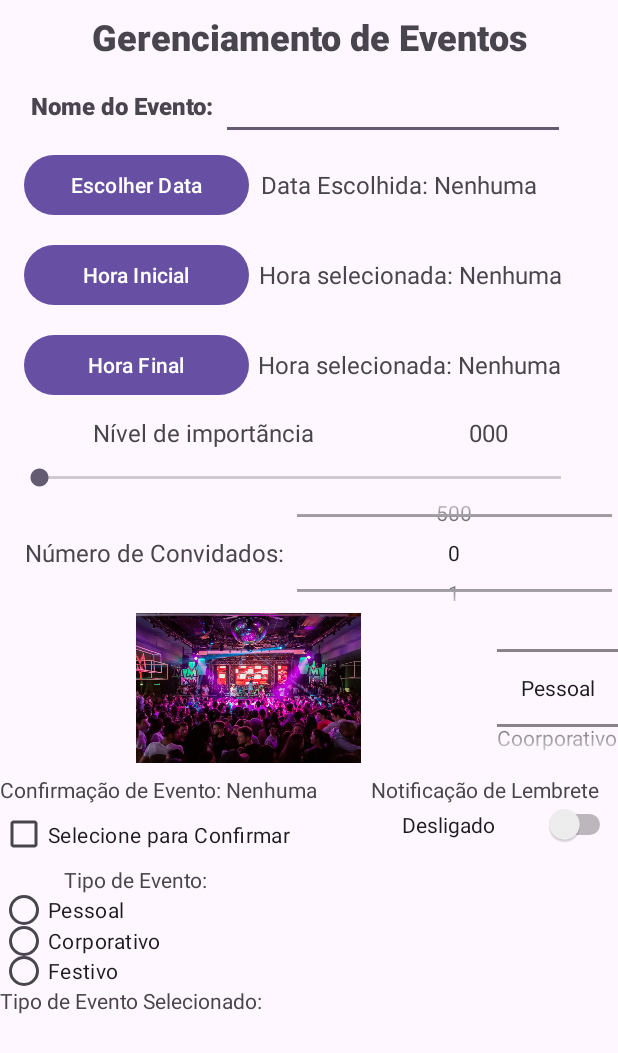
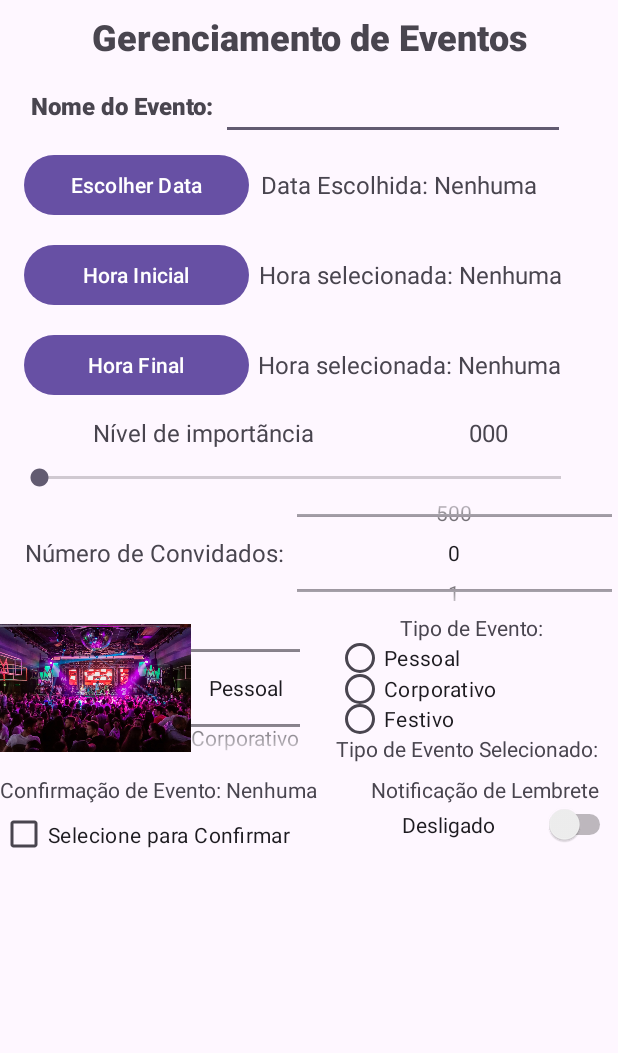
Before and after one commit to BRADDTELES/appEventos, an Android app: the screen it shows after launch (MainActivity), on a phone screen of 412 x 824 dp. Shown: the top 1053 px of the screen. Run offline under Robolectric (Android 15) with nearby library versions, the phone set to English and light mode, and no system bars.

Commit message:
Ajustando o Layout do ImageView com o RadioButton

```diff
--- a/app/src/main/java/com/example/appeventos/MainActivity.java
+++ b/app/src/main/java/com/example/appeventos/MainActivity.java
@@ -111,7 +111,7 @@ public class MainActivity extends AppCompatActivity {
         eventoNumberPicker = findViewById(R.id.eventoNumberPicker);
 
         eventos[0] = "Pessoal";
-        eventos[1] = "Coorporativo";
+        eventos[1] = "Corporativo";
         eventos[2] = "Festivo";
 
         eventoNumberPicker.setDisplayedValues(eventos);
@@ -127,9 +127,9 @@ public class MainActivity extends AppCompatActivity {
                     eventoImageView.setImageResource(R.drawable.pessoal);
 //                    eventoTextView.setText("Pessoal");
                 } else {
-                    if (eventoSelecionado.equalsIgnoreCase("Coorporativo")){
-                        eventoImageView.setImageResource(R.drawable.coorporativo);
-//                        eventoTextView.setText("Coorporativo");
+                    if (eventoSelecionado.equalsIgnoreCase("Corporativo")){
+                        eventoImageView.setImageResource(R.drawable.corporativo);
+//                        eventoTextView.setText("Corporativo");
                     } else {
                         eventoImageView.setImageResource(R.drawable.festivo);
 //                        eventoTextView.setText("Festivo");
--- a/app/src/main/res/layout/activity_main.xml
+++ b/app/src/main/res/layout/activity_main.xml
@@ -228,9 +228,10 @@
 
     <LinearLayout
         android:id="@+id/linearLayout5"
-        android:layout_width="match_parent"
+        android:layout_width="200dp"
         android:layout_height="100dp"
         android:orientation="vertical"
+        app:layout_constraintStart_toStartOf="parent"
         app:layout_constraintTop_toBottomOf="@+id/linearLayout4">
 
         <LinearLayout
@@ -307,9 +308,11 @@
     <LinearLayout
         android:layout_width="180dp"
         android:layout_height="100dp"
+        android:layout_marginStart="16dp"
         android:orientation="vertical"
-        app:layout_constraintTop_toBottomOf="@+id/linearLayout6"
-        tools:layout_editor_absoluteX="1dp">
+        app:layout_constraintEnd_toEndOf="parent"
+        app:layout_constraintStart_toEndOf="@+id/linearLayout5"
+        app:layout_constraintTop_toBottomOf="@+id/linearLayout4">
 
         <TextView
             android:id="@+id/tipoEventoTextView"
```
Also changed, not shown: app/src/main/res/drawable/corporativo.png (renamed from app/src/main/res/drawable/coorporativo.png).
